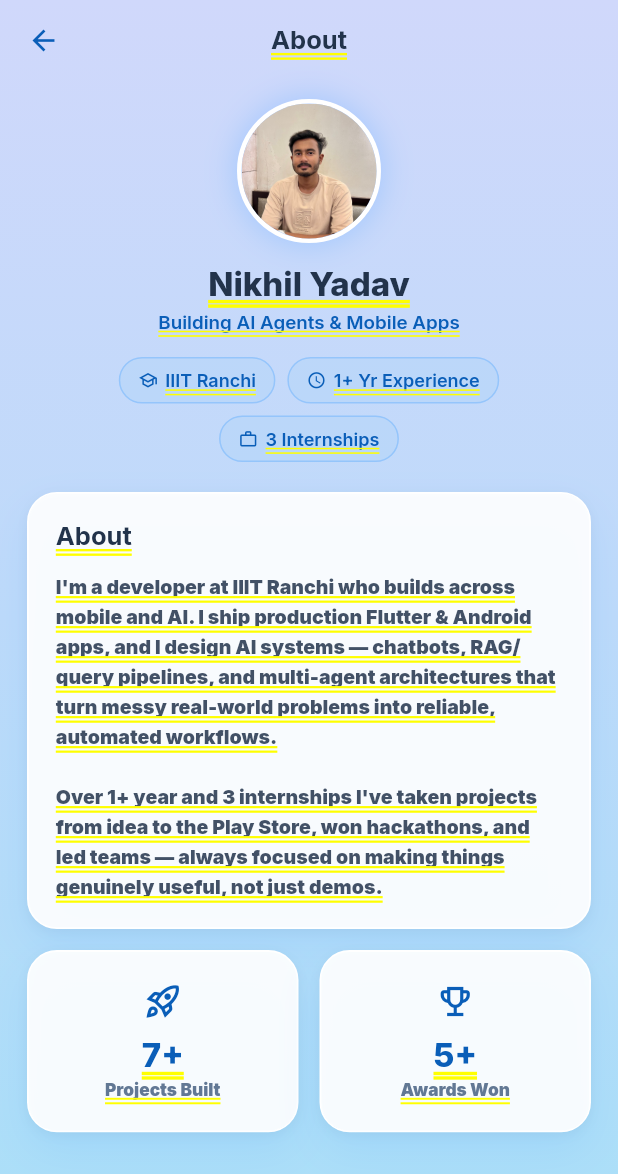
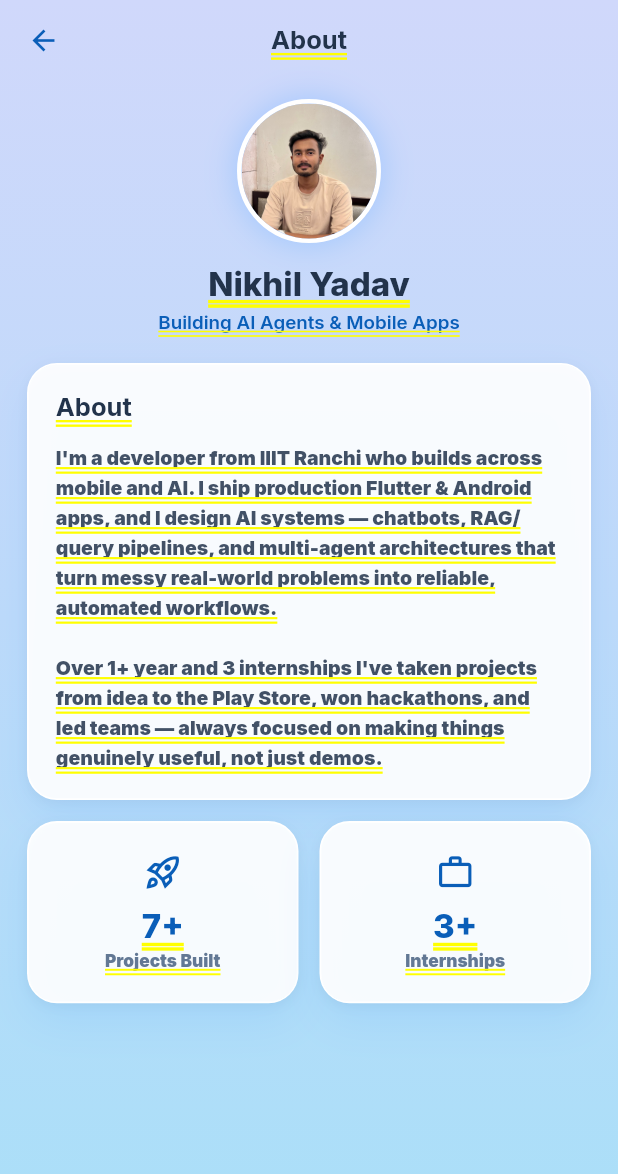
Before and after one commit to NikhilYadav04/portfolio_website, a Flutter app: the AboutDetail screen opened directly, on a phone screen of 412 x 824 dp. Shown: the top 1174 px of the screen. Run offline on Flutter 3.47's test engine with Material 3 defaults, Android fonts, the light colour scheme and no system bars; our stand-ins replace auto_size_text, flutter_animate, flutter_svg, font_awesome_flutter, google_fonts, rive; missing offline and left inert: custom_button_builder, device_frame; statements that could not run were skipped.

Commit message:
Update portfolio content

```diff
--- a/lib/screen/details/about_detail.dart
+++ b/lib/screen/details/about_detail.dart
@@ -57,18 +57,6 @@ class AboutDetail extends StatelessWidget {
                   fontWeight: FontWeight.w600,
                   fontSize: 12.5)),
         ),
-        const SizedBox(height: 16),
-        // Fact chips.
-        const Wrap(
-          alignment: WrapAlignment.center,
-          spacing: 8,
-          runSpacing: 8,
-          children: [
-            SoftChip(label: "IIIT Ranchi", icon: Icons.school_outlined),
-            SoftChip(label: "1+ Yr Experience", icon: Icons.schedule),
-            SoftChip(label: "3 Internships", icon: Icons.work_outline),
-          ],
-        ),
         const SizedBox(height: 20),
         // About card.
         GlassCard(
@@ -82,7 +70,7 @@ class AboutDetail extends StatelessWidget {
                       fontSize: 17)),
               const SizedBox(height: 12),
               Text(
-                "I'm a developer at IIIT Ranchi who builds across mobile and AI. "
+                "I'm a developer from IIIT Ranchi who builds across mobile and AI. "
                 "I ship production Flutter & Android apps, and I design "
                 "AI systems — chatbots, RAG/query pipelines, and multi-agent "
                 "architectures that turn messy real-world problems into "
@@ -109,7 +97,7 @@ class AboutDetail extends StatelessWidget {
             const SizedBox(width: 14),
             Expanded(
               child: _stat(
-                  state, Icons.emoji_events_outlined, "5+", "Awards Won"),
+                  state, Icons.work_outline, "3+", "Internships"),
             ),
           ],
         ),
```
Also changed, not shown: lib/screen/details/achievements_detail.dart (+0 -9 lines), lib/screen/homescreen/phone_home_page.dart (+9 -10 lines), 1 other file.
